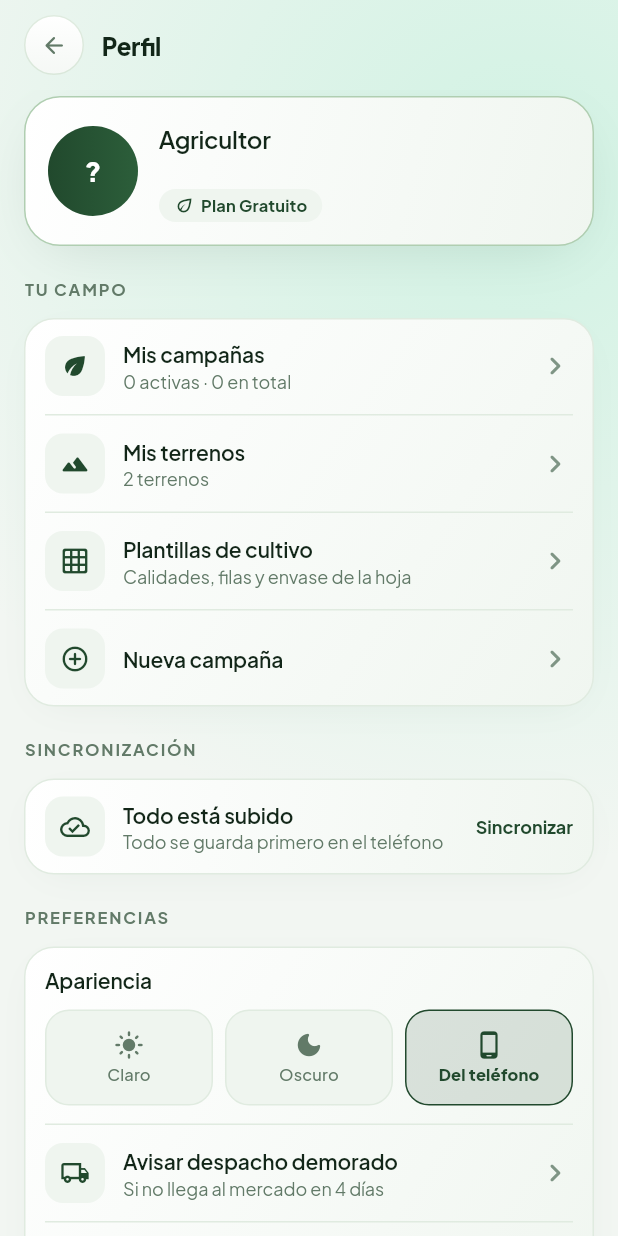
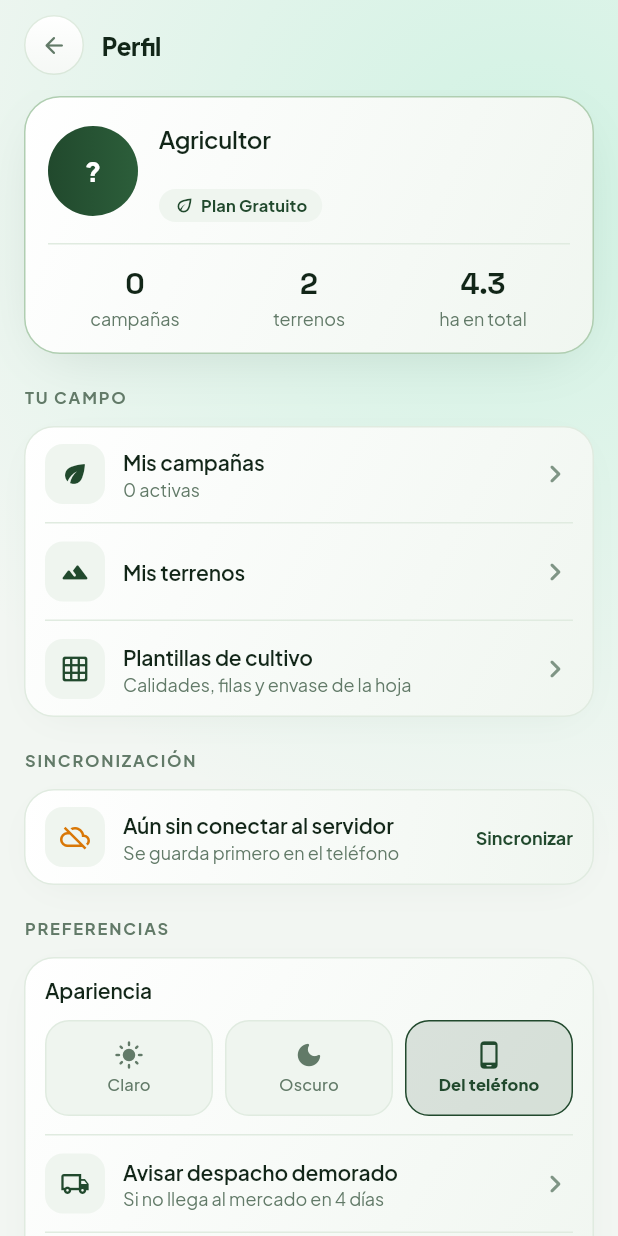
Before and after one commit to fraykanachullo/agrocontrolfrontendv1, a Flutter app: the PerfilScreen screen opened by its route, on a phone screen of 412 x 824 dp. Run offline on Flutter 3.47's test engine with Material 3 defaults, Android fonts, the phone set to English and light mode, and no system bars; our stand-ins replace connectivity_plus, dio, flutter_riverpod, flutter_secure_storage, freezed_annotation, geolocator and 7 more; accounts and stored records are empty.

Commit message:
Perfil: estado real de sincronización, cifras del campo y versión
- La tarjeta de cuenta muestra campañas, terrenos y hectáreas en total.
- Sincronización: guarda la última vez que el servidor respondió y muestra
  "Al día", "N cambios por subir" o "Aún sin conectar al servidor".
- Se quita "Nueva campaña" (ya está en Tus campañas e Inicio).
- Tamaño del topo con separador de miles; cerrar sesión en rojo suave;
  versión de la app al pie (package_info_plus).

Co-Authored-By: Claude Opus 5.5 <noreply@anthropic.com>

```diff
--- a/lib/features/perfil/presentation/screens/perfil_screen.dart
+++ b/lib/features/perfil/presentation/screens/perfil_screen.dart
@@ -1,13 +1,30 @@
 import 'package:flutter/material.dart';
 import 'package:flutter_riverpod/flutter_riverpod.dart';
 import 'package:go_router/go_router.dart';
+import 'package:intl/intl.dart';
+import 'package:package_info_plus/package_info_plus.dart';
 import '../../../../core/providers/app_providers.dart';
 import '../../../../core/providers/despacho_aviso_provider.dart';
 import '../../../../core/providers/topo_provider.dart';
 import '../../../../core/theme/app_colors.dart';
+import '../../../../core/theme/app_theme.dart';
 import '../../../../core/theme/theme_mode_provider.dart';
 import '../../../../core/widgets/form_pieces.dart';
 import '../../../../core/widgets/glass.dart';
+
+final _numero = NumberFormat('#,##0.##', 'es_419');
+
+final _versionProvider = FutureProvider<String>((ref) async => (await PackageInfo.fromPlatform()).version);
+
+/// "hace 5 min", "ayer", "el 12/10"… para la última sincronización.
+String haceCuanto(DateTime t, [DateTime? ahora]) {
+  final d = (ahora ?? DateTime.now()).difference(t);
+  if (d.inMinutes < 1) return 'hace un momento';
+  if (d.inMinutes < 60) return 'hace ${d.inMinutes} min';
+  if (d.inHours < 24) return 'hace ${d.inHours} h';
+  if (d.inDays == 1) return 'ayer';
+  return 'el ${DateFormat('dd/MM').format(t)}';
+}
 
 /// Perfil: datos de la cuenta, sincronización, preferencias y salida.
 /// Solo muestra lo que la app de verdad hace.
@@ -28,11 +45,10 @@ class _PerfilScreenState extends ConsumerState<PerfilScreen> {
     try {
       final manager = ref.read(syncManagerProvider);
       await manager.syncPending();
-      await manager.pullRemoteChanges();
+      final respondio = await manager.pullRemoteChanges();
       await manager.refreshPendingCount();
-      final pendientes = ref.read(syncPendingCountProvider).value ?? 0;
       messenger.showSnackBar(SnackBar(
-        content: Text(pendientes == 0 ? 'Todo está subido' : 'Sin conexión con el servidor: se subirá luego'),
+        content: Text(respondio ? 'Sincronizado' : 'Sin conexión con el servidor: se subirá luego'),
       ));
     } catch (_) {
       messenger.showSnackBar(const SnackBar(content: Text('Sin conexión: se sincronizará luego')));
@@ -117,7 +133,11 @@ class _PerfilScreenState extends ConsumerState<PerfilScreen> {
     final pendientes = ref.watch(syncPendingCountProvider).value ?? 0;
     final campanas = ref.watch(campanaListProvider).campanas;
     final activas = campanas.where((c) => !c.isClosed).length;
-    final terrenos = ref.watch(terrenosProvider).value?.length ?? 0;
+    final terrenos = ref.watch(terrenosProvider).value ?? const [];
+    final m2PorTopo = ref.watch(m2PorTopoProvider);
+    final hectareas = terrenos.fold<double>(0, (t, e) => t + aHectareas(e.area, e.unidad, m2PorTopo));
+    final ultimaSync = ref.watch(ultimaSyncProvider);
+    final version = ref.watch(_versionProvider).value;
     final modo = ref.watch(themeModeProvider);
 
     return AgroBackground(
@@ -146,7 +166,9 @@ class _PerfilScreenState extends ConsumerState<PerfilScreen> {
               highlight: true,
               radius: 24,
               padding: const EdgeInsets.all(16),
-              child: Row(
+              child: Column(
+                children: [
+                  Row(
                     children: [
                       Container(
                         width: 60,
@@ -172,6 +194,18 @@ class _PerfilScreenState extends ConsumerState<PerfilScreen> {
                       ),
                     ],
                   ),
+                  const SizedBox(height: 14),
+                  Divider(height: 1, color: AppColors.cardBorder),
+                  const SizedBox(height: 12),
+                  Row(
+                    children: [
+                      _Cifra(valor: '${campanas.length}', etiqueta: campanas.length == 1 ? 'campaña' : 'campañas'),
+                      _Cifra(valor: '${terrenos.length}', etiqueta: terrenos.length == 1 ? 'terreno' : 'terrenos'),
+                      _Cifra(valor: _numero.format(hectareas), etiqueta: 'ha en total'),
+                    ],
+                  ),
+                ],
+              ),
             ),
             const SizedBox(height: 22),
             const SectionHeader(title: 'Tu campo'),
@@ -179,13 +213,12 @@ class _PerfilScreenState extends ConsumerState<PerfilScreen> {
               _Tile(
                 icon: Icons.eco_rounded,
                 title: 'Mis campañas',
-                subtitle: '$activas activa${activas == 1 ? '' : 's'} · ${campanas.length} en total',
+                subtitle: '$activas activa${activas == 1 ? '' : 's'}',
                 onTap: () => context.go('/campanas'),
               ),
               _Tile(
                 icon: Icons.landscape_rounded,
                 title: 'Mis terrenos',
-                subtitle: terrenos == 0 ? 'Aún no hay terrenos' : '$terrenos terreno${terrenos == 1 ? '' : 's'}',
                 onTap: () => context.push('/terrenos'),
               ),
               _Tile(
@@ -194,20 +227,19 @@ class _PerfilScreenState extends ConsumerState<PerfilScreen> {
                 subtitle: 'Calidades, filas y envase de la hoja',
                 onTap: () => context.push('/plantillas'),
               ),
-              _Tile(
-                icon: Icons.add_circle_outline_rounded,
-                title: 'Nueva campaña',
-                onTap: () => context.push('/nueva-campana'),
-              ),
             ]),
             const SizedBox(height: 22),
             const SectionHeader(title: 'Sincronización'),
             _Group(children: [
               _Tile(
-                icon: pendientes == 0 ? Icons.cloud_done_outlined : Icons.cloud_upload_outlined,
-                iconColor: pendientes == 0 ? AppColors.accent : AppColors.warning,
-                title: pendientes == 0 ? 'Todo está subido' : '$pendientes cambio${pendientes == 1 ? '' : 's'} por subir',
-                subtitle: 'Todo se guarda primero en el teléfono',
+                icon: pendientes > 0
+                    ? Icons.cloud_upload_outlined
+                    : (ultimaSync == null ? Icons.cloud_off_outlined : Icons.cloud_done_outlined),
+                iconColor: pendientes > 0 || ultimaSync == null ? AppColors.warning : AppColors.accent,
+                title: pendientes > 0
+                    ? '$pendientes cambio${pendientes == 1 ? '' : 's'} por subir'
+                    : (ultimaSync == null ? 'Aún sin conectar al servidor' : 'Al día con el servidor'),
+                subtitle: ultimaSync == null ? 'Se guarda primero en el teléfono' : 'Última vez ${haceCuanto(ultimaSync)}',
                 trailing: _syncing
                     ? const SizedBox(width: 20, height: 20, child: CircularProgressIndicator(strokeWidth: 2))
                     : Text('Sincronizar', style: text.labelMedium?.copyWith(color: AppColors.accent, fontWeight: FontWeight.w700)),
@@ -245,13 +277,69 @@ class _PerfilScreenState extends ConsumerState<PerfilScreen> {
               _Tile(
                 icon: Icons.square_foot_rounded,
                 title: 'Tamaño del topo',
-                subtitle: '1 topo = ${ref.watch(m2PorTopoProvider).toStringAsFixed(0)} m² en tu zona',
+                subtitle: '1 topo = ${_numero.format(m2PorTopo)} m² en tu zona',
                 onTap: _editarTopo,
               ),
             ]),
             const SizedBox(height: 28),
-            AgroActionButton(label: 'Cerrar sesión', icon: Icons.logout_rounded, onPressed: _cerrarSesion),
+            _CerrarSesionButton(onPressed: _cerrarSesion),
+            if (version != null) ...[
+              const SizedBox(height: 16),
+              Center(child: Text('AgroControl $version', style: text.bodySmall?.copyWith(color: AppColors.textSubtle))),
             ],
+          ],
+        ),
+      ),
+    );
+  }
+}
+
+class _Cifra extends StatelessWidget {
+  final String valor;
+  final String etiqueta;
+
+  const _Cifra({required this.valor, required this.etiqueta});
+
+  @override
+  Widget build(BuildContext context) {
+    return Expanded(
+      child: Column(
+        children: [
+          Text(valor, style: AppTheme.display(fontSize: 20, color: AppColors.text)),
+          Text(etiqueta, style: Theme.of(context).textTheme.bodySmall),
+        ],
+      ),
+    );
+  }
+}
+
+/// Salir es destructivo: va en rojo suave, no en el menta de las acciones.
+class _CerrarSesionButton extends StatelessWidget {
+  final VoidCallback onPressed;
+
+  const _CerrarSesionButton({required this.onPressed});
+
+  @override
+  Widget build(BuildContext context) {
+    final color = AppColors.error;
+    final shape = BorderRadius.circular(16);
+    return Material(
+      color: color.withValues(alpha: 0.08),
+      borderRadius: shape,
+      child: InkWell(
+        borderRadius: shape,
+        onTap: onPressed,
+        child: Container(
+          height: 52,
+          decoration: BoxDecoration(borderRadius: shape, border: Border.all(color: color.withValues(alpha: 0.4))),
+          child: Row(
+            mainAxisAlignment: MainAxisAlignment.center,
+            children: [
+              Icon(Icons.logout_rounded, size: 20, color: color),
+              const SizedBox(width: 10),
+              Text('Cerrar sesión', style: Theme.of(context).textTheme.titleSmall?.copyWith(color: color, fontWeight: FontWeight.w700)),
+            ],
+          ),
         ),
       ),
     );
--- a/pubspec.yaml
+++ b/pubspec.yaml
@@ -45,6 +45,7 @@ dependencies:
   # Ubicación del terreno (GPS) y abrirla en el mapa
   geolocator: ^14.0.2
   url_launcher: ^6.3.2
+  package_info_plus: ^9.0.1
 
 dev_dependencies:
   flutter_test:
```
Also changed, not shown: lib/core/providers/app_providers.dart (+30 -0 lines), lib/core/sync/sync_manager.dart (+11 -3 lines), pubspec.lock, 1 other file. Lines whose indentation alone changed are shown as unchanged.
